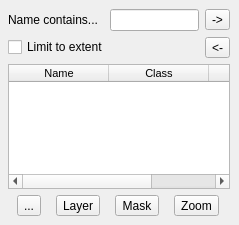
Before: the Qt Designer form nominatim/ui/dockwidget.ui in xcaeag/Nominatim-Qgis-Plugin, drawn with Qt 5.
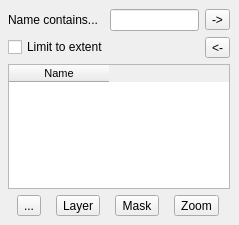
After: the same form once the commit is applied. Icons and pictures are not drawn.

Diff of the .ui file:
```diff
--- a/nominatim/ui/dockwidget.ui
+++ b/nominatim/ui/dockwidget.ui
@@ -170,7 +170,7 @@
          <bool>false</bool>
         </property>
         <property name="gridStyle">
-         <enum>Qt::PenStyle::SolidLine</enum>
+         <enum>Qt::NoPen</enum>
         </property>
         <property name="sortingEnabled">
          <bool>true</bool>
@@ -179,11 +179,14 @@
          <number>0</number>
         </property>
         <property name="columnCount">
-         <number>3</number>
+         <number>1</number>
         </property>
         <attribute name="horizontalHeaderVisible">
          <bool>true</bool>
         </attribute>
+        <attribute name="horizontalHeaderMinimumSectionSize">
+         <number>18</number>
+        </attribute>
         <attribute name="horizontalHeaderShowSortIndicator" stdset="0">
          <bool>true</bool>
         </attribute>
@@ -204,16 +207,6 @@
           <string>Name</string>
          </property>
         </column>
-        <column>
-         <property name="text">
-          <string>Class</string>
-         </property>
-        </column>
-        <column>
-         <property name="text">
-          <string>Infos</string>
-         </property>
-        </column>
        </widget>
       </item>
      </layout>
```
Left out of the diff: 26 changed lines with no effect on the pictures.
